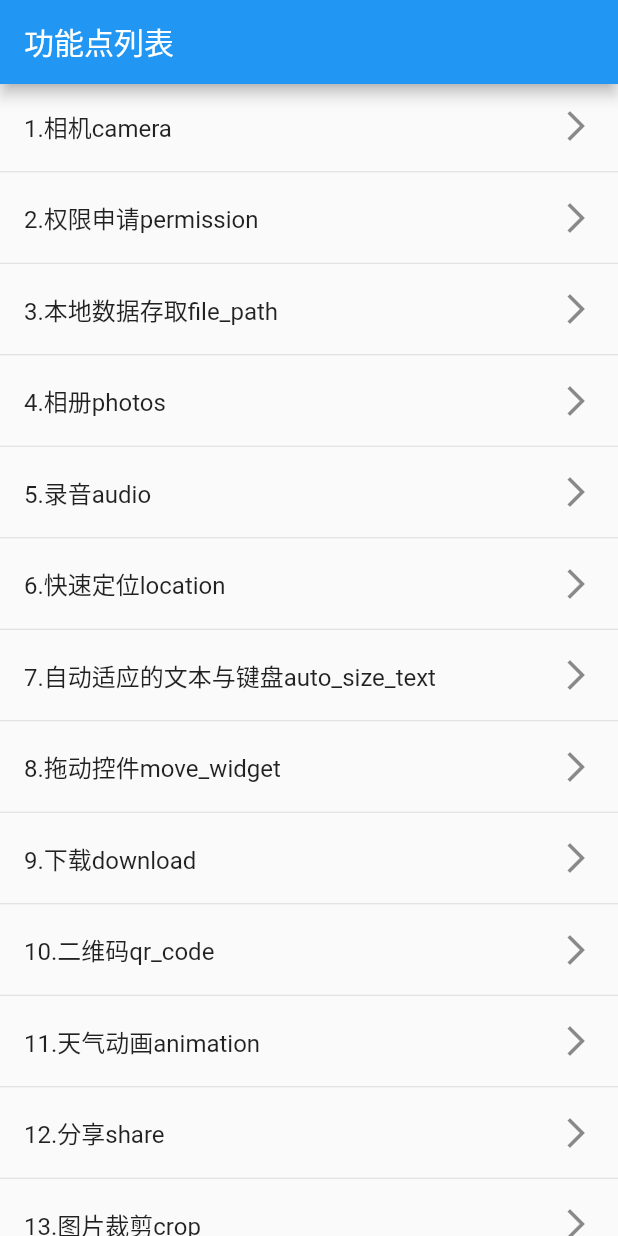
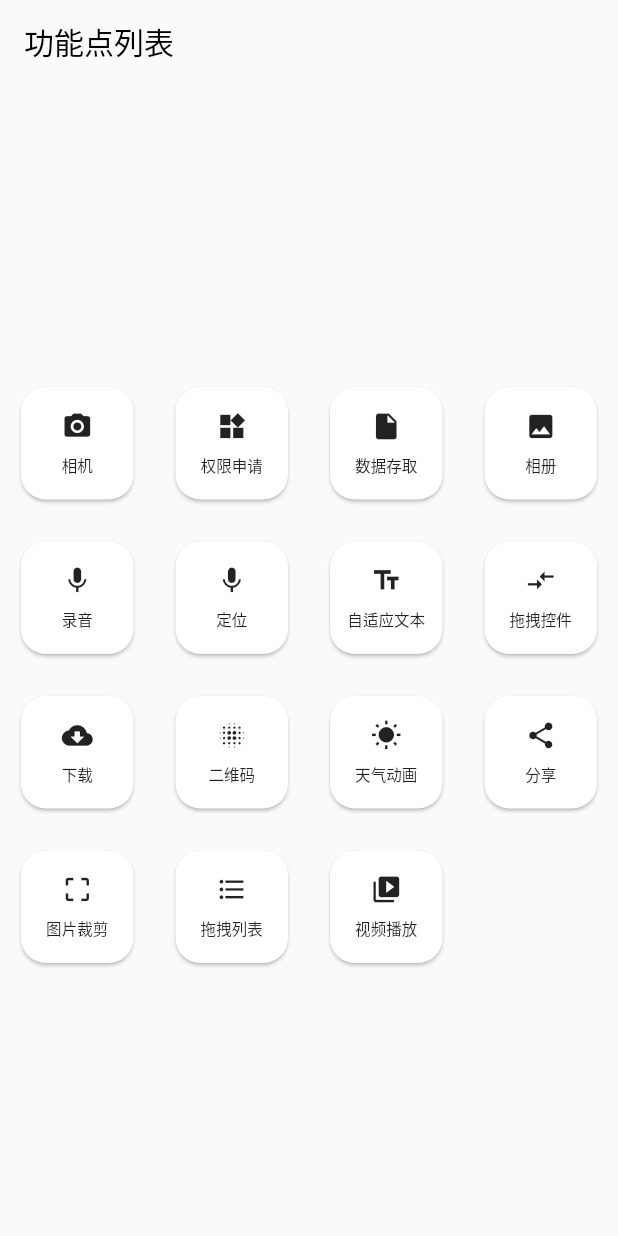
Before and after one commit to kira2015/flutter-skill-tree, a Flutter app: the screen it shows after launch, on a phone screen of 412 x 824 dp. Run offline on Flutter 3.47's test engine with Material 2 defaults, Android fonts, the phone set to English and light mode, and no system bars; our stand-ins replace auto_size_text, camera, chewie, fluttertoast, image_picker, keyboard_actions and 6 more; missing offline and left inert: amap_location, auto_orientation, flutter_barcode_scanner, flutter_downloader, flutter_sound, image_crop.

Commit message:
✨：make homepage more beautiful

```diff
--- a/lib/home_page.dart
+++ b/lib/home_page.dart
@@ -1,4 +1,5 @@
 import 'dart:io';
+import 'dart:math';
 
 import 'package:camera/camera.dart';
 import 'package:flutter/material.dart';
@@ -19,162 +20,92 @@ import 'package:skill_tree/video_player/video_player.dart';
 import 'animation/home_animation_page.dart';
 import 'image_crop/home_crop_page.dart';
 
-class MyHomePage extends StatefulWidget {
-  @override
-  _MyHomePageState createState() => _MyHomePageState();
-}
-
-List<CameraDescription> cameras;
-
-void getCameras() async {
-  cameras = await availableCameras();
-}
-
-class _MyHomePageState extends State<MyHomePage> {
-  @override
-  void initState() {
-    //获取手机的摄像头
-    getCameras();
-    super.initState();
-  }
-
-  final List skills = [
-    '1.相机camera',
-    '2.权限申请permission',
-    '3.本地数据存取file_path',
-    '4.相册photos',
-    '5.录音audio',
-    '6.快速定位location',
-    '7.自动适应的文本与键盘auto_size_text',
-    '8.拖动控件move_widget',
-    '9.下载download',
-    '10.二维码qr_code',
-    '11.天气动画animation',
-    '12.分享share',
-    '13.图片裁剪crop',
-    '14.列表数据拖动drag_list',
-    '15.视频播放video_player',
-  ];
+class MyHomePage extends StatelessWidget {
+  final Map<Map<String, Widget>, IconData> mapList = {
+    {"相机": CameraExampleHome()}: Icons.camera_alt,
+    {"权限申请": PermissionHomePage()}: Icons.widgets,
+    {"数据存取": FilePathHome()}: Icons.insert_drive_file,
+    {"相册": PhotosHome()}: Icons.photo,
+    {"录音": HomeAudioPage()}: Icons.mic,
+    {"定位": LocationHome()}: Icons.mic,
+    {"自适应文本": AutoTextHome()}: Icons.text_fields,
+    {"拖拽控件": MoveWidgetHome()}: Icons.compare_arrows,
+    {"下载": DownloadHome()}: Icons.cloud_download,
+    {"二维码": QRCodeHome()}: Icons.blur_on,
+    {"天气动画": HomeAnimationPage()}: Icons.wb_sunny,
+    {"分享": HomeSharePage()}: Icons.share,
+    {"图片裁剪": HomeCropPage()}: Icons.crop_free,
+    {"拖拽列表": DragListHome()}: Icons.format_list_bulleted,
+    {"视频播放": VideoPlayerHome()}: Icons.video_library
+  };
 
   @override
   Widget build(BuildContext context) {
+    final size = MediaQuery.of(context).size;
+    final horizonCardNum = size.width ~/ 100;
+    final space = 20.0;
+    final cardSize = size.width / horizonCardNum - space;
+
     return Scaffold(
       appBar: AppBar(
-        title: Text('功能点列表'),
+        title: Text(
+          '功能点列表',
+          style: TextStyle(color: Colors.black),
+        ),
+        elevation: 0.0,
+        backgroundColor: Colors.transparent,
       ),
-      body: ListView.separated(
-        itemBuilder: (BuildContext context, int index) {
-          return ListTile(
-            title: Text(skills[index]),
-            trailing: Icon(Icons.arrow_forward_ios),
-            onTap: () => tapList(index, context),
-          );
-        },
-        itemCount: skills.length,
-        separatorBuilder: (BuildContext context, int index) {
-          return Divider(
-            height: 5,
-          );
-        },
+      body: Container(
+        alignment: Alignment.center,
+        child: SingleChildScrollView(
+          child: Wrap(
+            spacing: space,
+            children: List.generate(mapList.length, (index) {
+              final iconData = mapList.values.toList()[index];
+              final map = mapList.keys.toList()[index];
+              final name = map.keys.first;
+              final page = map.values.first;
+
+              return Container(
+                margin: EdgeInsets.only(top: space),
+                width: cardSize,
+                height: cardSize,
+                child: InkWell(
+                  onTap: () => pushNewPage(page, context),
+                  child: Card(
+                    shape: RoundedRectangleBorder(
+                        borderRadius:
+                            BorderRadius.all(Radius.circular(cardSize / 5))),
+                    child: Column(
+                      mainAxisAlignment: MainAxisAlignment.center,
+                      crossAxisAlignment: CrossAxisAlignment.center,
+                      children: <Widget>[
+                        Icon(
+                          iconData,
+                          size: cardSize / 4,
+                        ),
+                        SizedBox(
+                          height: cardSize / 10,
+                        ),
+                        Text(
+                          name,
+                          style: TextStyle(fontSize: cardSize / 8),
+                        )
+                      ],
+                    ),
+                  ),
+                ),
+              );
+            }),
+          ),
+        ),
       ),
     );
   }
-}
 
-void tapList(int index, context) {
-  print(index);
-  switch (index) {
-    case 0:
-      //相机
-      Navigator.push(context, MaterialPageRoute(builder: (context) {
-        return CameraExampleHome(cameras);
-      }));
-      break;
-    case 1:
-      //权限申请
-      Navigator.push(context, MaterialPageRoute(builder: (context) {
-        return PermissionHomePage();
-      }));
-      break;
-    case 2:
-      //文件储存与读取
-      Navigator.push(context, MaterialPageRoute(builder: (context) {
-        return FilePathHome();
-      }));
-      break;
-    case 3:
-      //相册
-      Navigator.push(context, MaterialPageRoute(builder: (context) {
-        return PhotosHome();
-      }));
-      break;
-    case 4:
-      //录音
-      Navigator.push(context, MaterialPageRoute(builder: (context) {
-        return HomeAudioPage();
-      }));
-      break;
-    case 5:
-      //快速定位
-      Navigator.push(context, MaterialPageRoute(builder: (context) {
-        return LocationHome();
-      }));
-      break;
-    case 6:
-      //自动缩放的文本
-      Navigator.push(context, MaterialPageRoute(builder: (context) {
-        return AutoTextHome();
-      }));
-      break;
-    case 7:
-      //拖动
-      Navigator.push(context, MaterialPageRoute(builder: (context) {
-        return MoveWidgetHome();
-      }));
-      break;
-    case 8:
-      //下载
-      Navigator.push(context, MaterialPageRoute(builder: (context) {
-        return DownloadHome();
-      }));
-      break;
-    case 9:
-      //二维码
-      Navigator.push(context, MaterialPageRoute(builder: (context) {
-        return QRCodeHome();
-      }));
-      break;
-
-    case 10:
-      //自定义动画
-      Navigator.of(context).push(new MaterialPageRoute(builder: (ctx) {
-        return HomeAnimationPage();
-      }));
-      break;
-    case 11:
-      //分享
-      Navigator.of(context).push(new MaterialPageRoute(builder: (ctx) {
-        return HomeSharePage();
-      }));
-      break;
-    case 12:
-      //图片裁剪
-      Navigator.of(context).push(new MaterialPageRoute(builder: (ctx) {
-        return HomeCropPage();
-      }));
-      break;
-    case 13:
-      //拖动列表数据
-      Navigator.of(context).push(new MaterialPageRoute(builder: (ctx) {
-        return DragListHome();
-      }));
-      break;
-    case 14:
-      //视频播放
-      Navigator.of(context).push(new MaterialPageRoute(builder: (ctx) {
-        return VideoPlayerHome();
-      }));
-      break;
-    default:
+  void pushNewPage(Widget page, BuildContext context) {
+    Navigator.push(context, MaterialPageRoute(builder: (context) {
+      return page;
+    }));
   }
 }
--- a/lib/main.dart
+++ b/lib/main.dart
@@ -4,6 +4,7 @@ import 'package:flutter/material.dart';
 import 'home_page.dart';
 
 void main() {
+  ///高德地图定位
   AMapLocationClient.setApiKey("60600f655cb28db0a16580efb34a75d3");
   runApp(MyApp());
 }
@@ -13,17 +14,8 @@ class MyApp extends StatelessWidget {
   @override
   Widget build(BuildContext context) {
     return MaterialApp(
-      title: 'Flutter Demo',
+      title: 'Flutter Skill Tree',
       theme: ThemeData(
-        // This is the theme of your application.
-        //
-        // Try running your application with "flutter run". You'll see the
-        // application has a blue toolbar. Then, without quitting the app, try
-        // changing the primarySwatch below to Colors.green and then invoke
-        // "hot reload" (press "r" in the console where you ran "flutter run",
-        // or simply save your changes to "hot reload" in a Flutter IDE).
-        // Notice that the counter didn't reset back to zero; the application
-        // is not restarted.
         primarySwatch: Colors.blue,
       ),
       home: MyHomePage(),
```
Also changed, not shown: lib/camera/camera_home.dart (+11 -5 lines).
